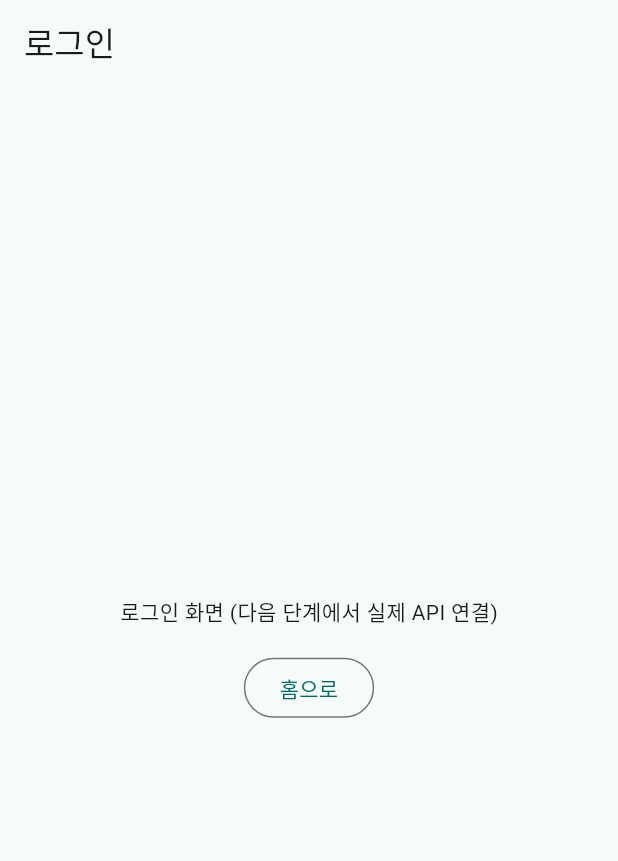
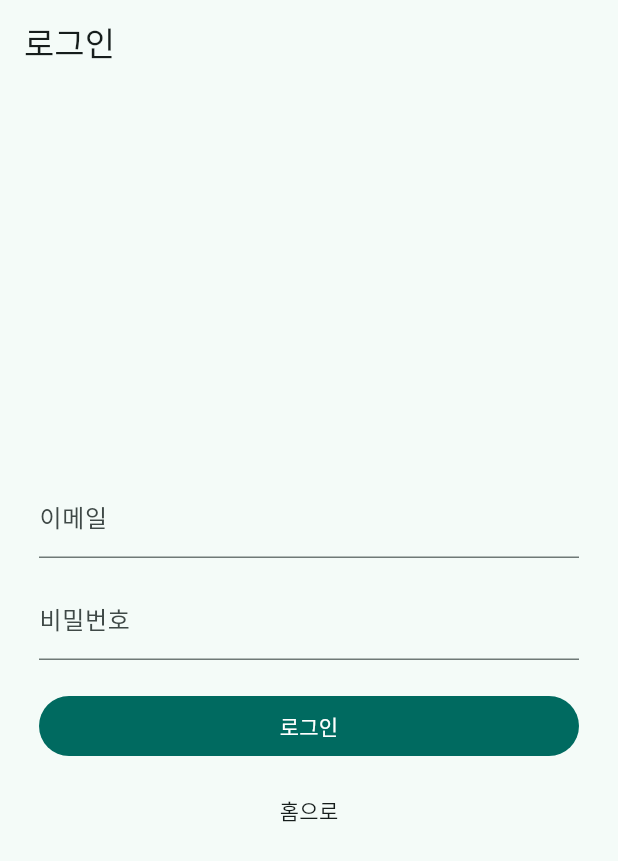
Before and after one commit to SangHyun-e/routepick-fe, a Flutter app: the screen it shows after launch, after a tap on "로그인 페이지 이동", on a phone screen of 412 x 824 dp. Shown: the top 861 px of the screen. Run offline on Flutter 3.47's test engine with Material 3 defaults, Android fonts, the phone set to English and light mode, and no system bars; our stand-ins replace dio, flutter_riverpod, go_router.

Commit message:
fix(dev): 오류수정

```diff
--- a/lib/features/auth/presentation/login_page.dart
+++ b/lib/features/auth/presentation/login_page.dart
@@ -1,24 +1,151 @@
+import 'package:dio/dio.dart';
 import 'package:flutter/material.dart';
+import 'package:flutter_riverpod/flutter_riverpod.dart';
 import 'package:go_router/go_router.dart';
+import 'package:route_pick_fe/features/auth/data/auth_api.dart';
+import 'package:route_pick_fe/features/state/auth_providers.dart';
 
-class LoginPage extends StatelessWidget {
+class LoginPage extends ConsumerStatefulWidget {
   const LoginPage({super.key});
 
   @override
+  ConsumerState<LoginPage> createState() => _LoginPageState();
+}
+
+class _LoginPageState extends ConsumerState<LoginPage> {
+  final _formKey = GlobalKey<FormState>();
+  final _email = TextEditingController();
+  final _password = TextEditingController();
+  bool _submitting = false;
+
+  final _api = AuthApi();
+
+  @override
+  void dispose() {
+    _email.dispose();
+    _password.dispose();
+    super.dispose();
+  }
+
+  Future<void> _submit() async {
+    if (_submitting) return;
+    if (!(_formKey.currentState?.validate() ?? false)) return;
+
+    setState(() => _submitting = true);
+    try {
+      final res = await _api.login(
+        email: _email.text.trim(),
+        password: _password.text,
+      );
+
+      // 토큰 저장
+      ref.read(accessTokenProvider.notifier).state = res.accessToken;
+
+      if (!mounted) return;
+      // 홈으로 이동
+      GoRouter.of(context).go('/');
+    } on DioException catch (e) {
+      final msg =
+          e.response?.data is Map &&
+              (e.response!.data as Map)['message'] is String
+          ? (e.response!.data as Map)['message'] as String
+          : '로그인 실패';
+      if (mounted) {
+        ScaffoldMessenger.of(
+          context,
+        ).showSnackBar(SnackBar(content: Text(msg)));
+      }
+    } catch (_) {
+      if (mounted) {
+        ScaffoldMessenger.of(
+          context,
+        ).showSnackBar(const SnackBar(content: Text('네트워크 오류')));
+      }
+    } finally {
+      if (mounted) {
+        setState(() => _submitting = false);
+      }
+    }
+  }
+
+  String? _validateEmail(String? v) {
+    if (v == null || v.trim().isEmpty) return '이메일을 입력해주세요';
+    if (!v.contains('@')) return '이메일 형식이 아닙니다';
+    return null;
+  }
+
+  String? _validatePassword(String? v) {
+    if (v == null || v.isEmpty) return '비밀번호를 입력해주세요';
+    if (v.length < 8) return '비밀번호는 8자 이상이어야 합니다';
+    return null;
+  }
+
+  @override
   Widget build(BuildContext context) {
+    final theme = Theme.of(context);
+
     return Scaffold(
       appBar: AppBar(title: const Text('로그인')),
       body: Center(
-        child: Column(
-          mainAxisSize: MainAxisSize.min,
-          children: [
-            const Text('로그인 화면 (다음 단계에서 실제 API 연결)'),
-            const SizedBox(height: 16),
-            OutlinedButton(
-              onPressed: () => context.go('/'),
-              child: const Text('홈으로'),
+        child: ConstrainedBox(
+          constraints: const BoxConstraints(maxWidth: 360),
+          child: AutofillGroup(
+            child: Form(
+              key: _formKey,
+              child: Column(
+                mainAxisSize: MainAxisSize.min,
+                children: [
+                  // 이메일
+                  TextFormField(
+                    controller: _email,
+                    decoration: const InputDecoration(
+                      labelText: '이메일',
+                      hintText: 'you@example.com',
+                    ),
+                    keyboardType: TextInputType.emailAddress,
+                    autofillHints: const [
+                      AutofillHints.username,
+                      AutofillHints.email,
+                    ],
+                    validator: _validateEmail,
+                    enabled: !_submitting,
+                  ),
+                  const SizedBox(height: 12),
+                  // 비밀번호
+                  TextFormField(
+                    controller: _password,
+                    decoration: const InputDecoration(labelText: '비밀번호'),
+                    obscureText: true,
+                    autofillHints: const [AutofillHints.password],
+                    validator: _validatePassword,
+                    enabled: !_submitting,
+                  ),
+                  const SizedBox(height: 20),
+                  // 로그인 버튼
+                  SizedBox(
+                    width: double.infinity,
+                    child: FilledButton(
+                      onPressed: _submitting ? null : _submit,
+                      child: _submitting
+                          ? const SizedBox(
+                              width: 18,
+                              height: 18,
+                              child: CircularProgressIndicator(strokeWidth: 2),
+                            )
+                          : const Text('로그인'),
+                    ),
+                  ),
+                  const SizedBox(height: 8),
+                  TextButton(
+                    onPressed: _submitting
+                        ? null
+                        : () => GoRouter.of(context).go('/'),
+                    child: Text('홈으로', style: theme.textTheme.bodyMedium),
+                  ),
+                ],
+              ),
             ),
-          ],
+          ),
         ),
       ),
     );
--- /dev/null
+++ b/lib/features/state/auth_providers.dart
@@ -0,0 +1,4 @@
+import 'package:flutter_riverpod/legacy.dart';
+
+final accessTokenProvider = StateProvider<String?>((ref) => null);
+final isLoggedInProvider = StateProvider<bool>((ref) => false);
```
Also changed, not shown: lib/features/auth/data/auth_api.dart (+16 -13 lines), lib/features/auth/data/login_response.dart (+7 -6 lines).
